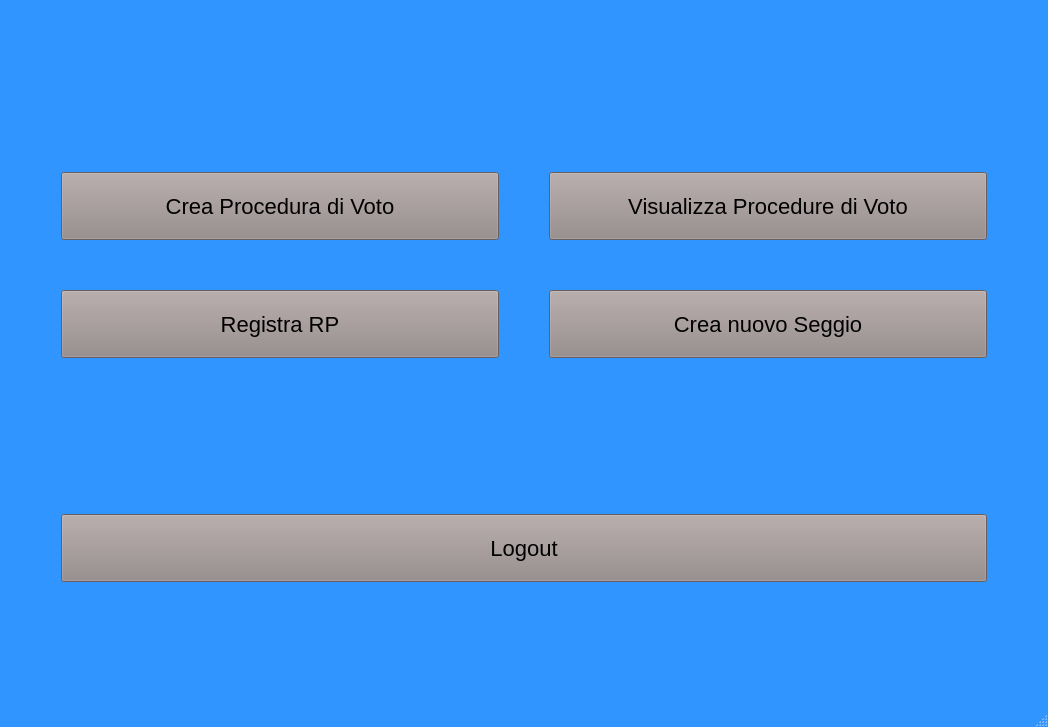
Above: mainwindowtecnico.ui from giuseppedifatta/sistemaTecnico before the change. Below: the same form after it.
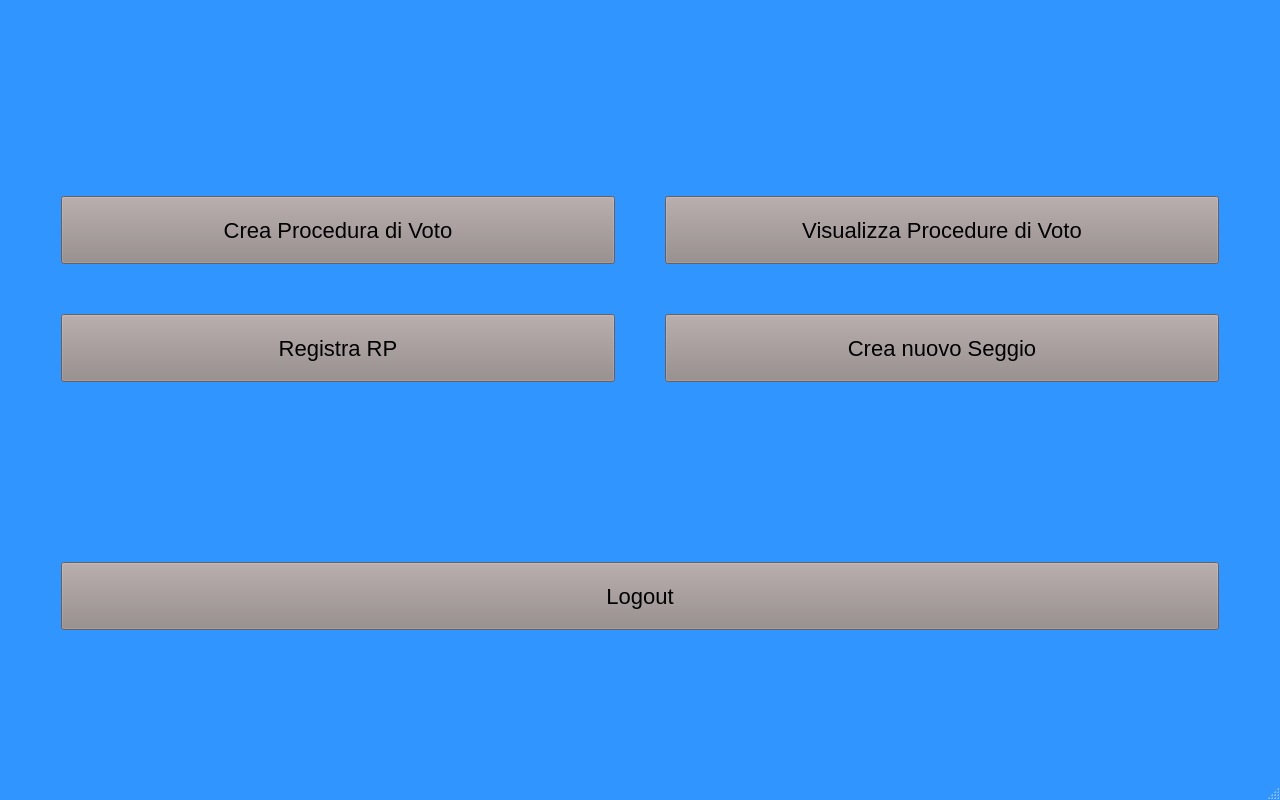
That is the form after the change.

Commit message: aggiustando bug di ricaricamento dei candidati nel combobox, dopo l'eliminazione di un candidato

```diff
--- a/mainwindowtecnico.ui
+++ b/mainwindowtecnico.ui
@@ -6,8 +6,8 @@
    <rect>
     <x>0</x>
     <y>0</y>
-    <width>1048</width>
-    <height>722</height>
+    <width>1280</width>
+    <height>800</height>
    </rect>
   </property>
   <property name="windowTitle">
```
The commit also changes 1 other file.
